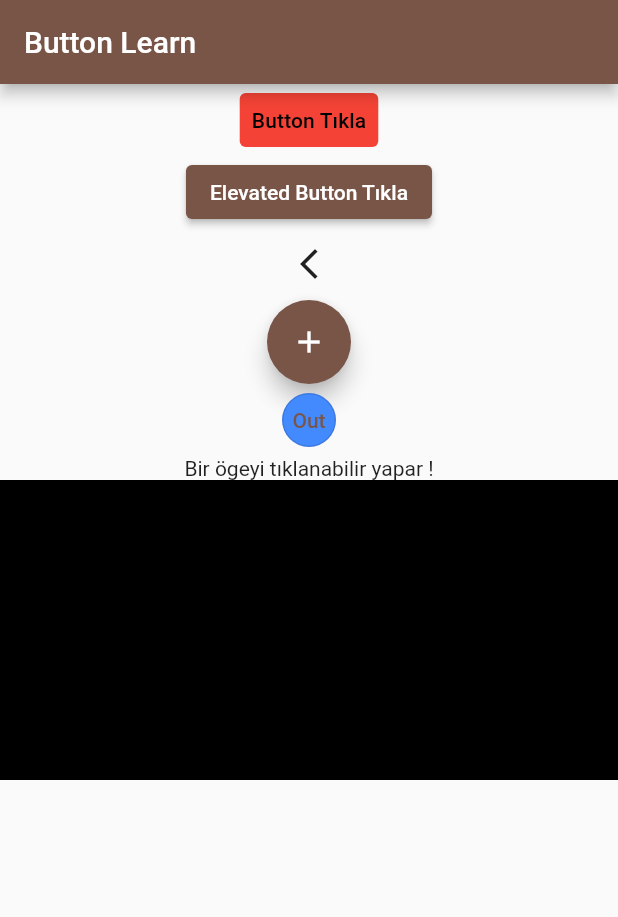
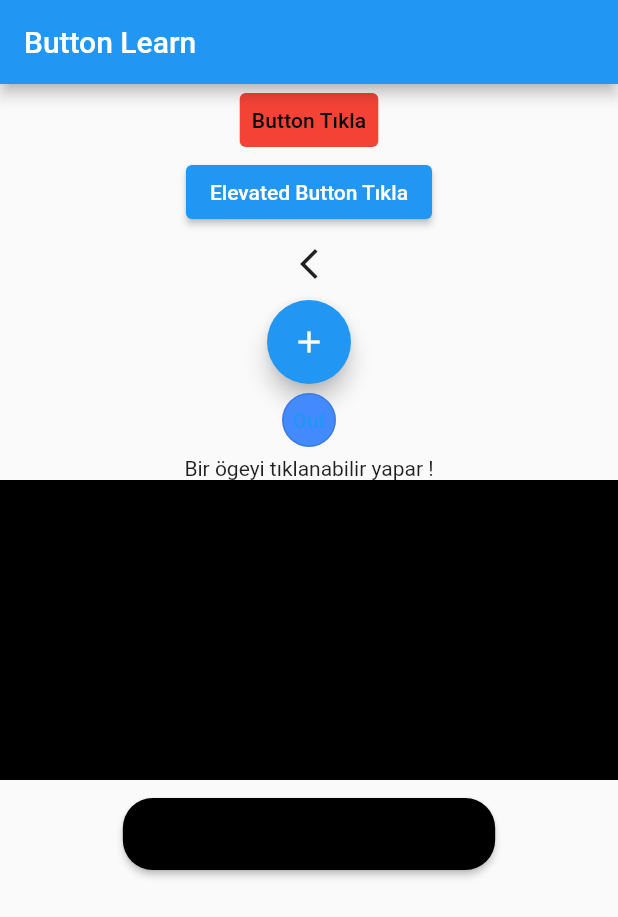
Before and after one commit to yusufcanstr/Flutter-101, a Flutter app: the screen it shows after launch, on a phone screen of 412 x 824 dp. Shown: the top 917 px of the screen. Run offline on Flutter 3.47's test engine with Material 2 defaults, Android fonts, the phone set to English and light mode, and no system bars.

Commit message:
button özelleştirme

```diff
--- /dev/null
+++ b/lib/101/app_bar.dart
@@ -0,0 +1,14 @@
+import 'package:flutter/material.dart';
+
+class AppBarView extends StatelessWidget {
+  const AppBarView({super.key});
+
+  @override
+  Widget build(BuildContext context) {
+
+    return Container(
+
+    );
+  }
+
+}
--- a/lib/101/button_learn.dart
+++ b/lib/101/button_learn.dart
@@ -38,7 +38,6 @@ class ButtonLearn extends StatelessWidget {
                   backgroundColor: Colors.blueAccent,
                   shape: const CircleBorder(),
                   padding: const EdgeInsets.all(10)),
-
               onPressed: (() {}),
               child: const Text("Out")),
           InkWell(
@@ -48,7 +47,24 @@ class ButtonLearn extends StatelessWidget {
           Container(
             height: 200,
             color: Colors.black,
-          )
+          ),
+          const SizedBox(
+            height: 12,
+          ),
+          ElevatedButton(
+              style: ElevatedButton.styleFrom(
+                  primary: Colors.black,
+                  shape: const RoundedRectangleBorder(
+                      borderRadius: BorderRadius.all(Radius.circular(20)))),
+              onPressed: (() {}),
+              child: Padding(
+                padding: const EdgeInsets.only(
+                    top: 10, bottom: 10, right: 40, left: 40),
+                child: Text(
+                  "Place Holder",
+                  style: Theme.of(context).textTheme.headline5,
+                ),
+              ))
         ],
       ),
     );
--- a/lib/main.dart
+++ b/lib/main.dart
@@ -18,7 +18,7 @@ class MyApp extends StatelessWidget {
       title: 'Flutter Demo',
       debugShowCheckedModeBanner: false,
       theme: ThemeData(
-        primarySwatch: Colors.brown,
+        primarySwatch: Colors.blue,
       ),
       home: ButtonLearn(),
     );
```
